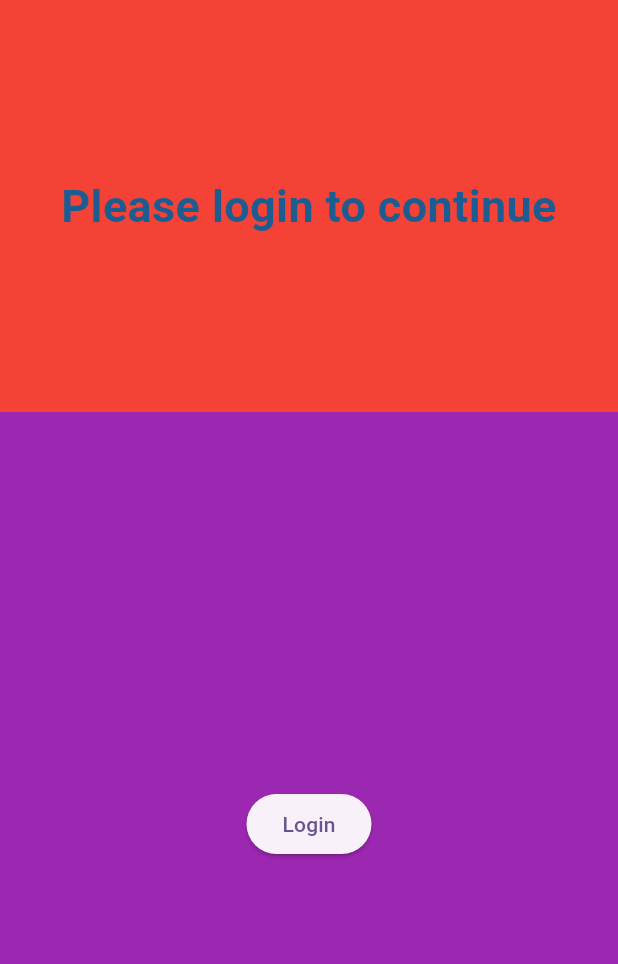
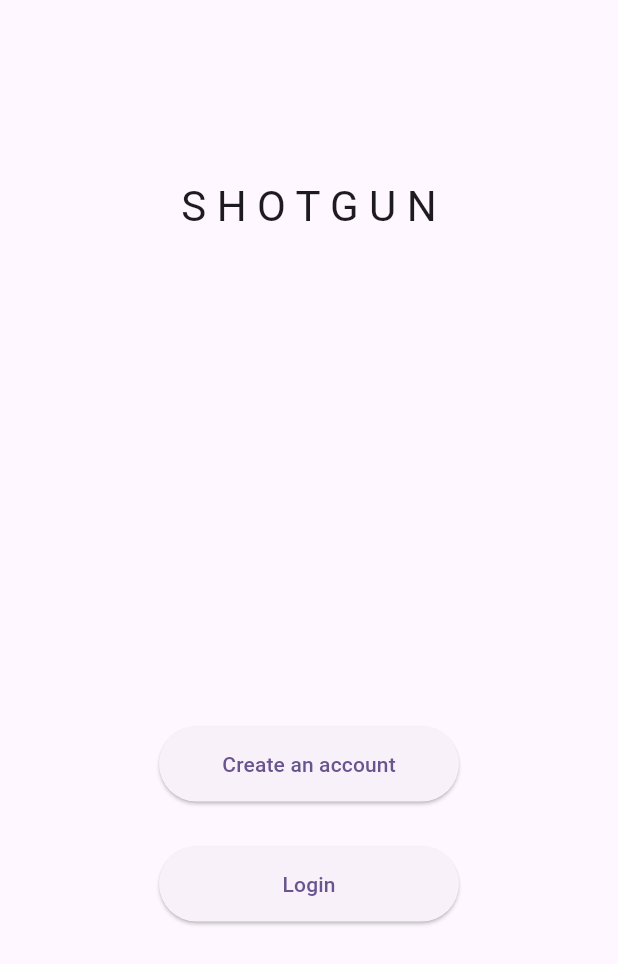
Before and after one commit to jschaeken/shotgun, a Flutter app: the screen it shows after launch, on a phone screen of 412 x 824 dp. Shown: the top 964 px of the screen. Run offline on Flutter 3.47's test engine with Material 3 defaults, Android fonts, the phone set to English and light mode, and no system bars; our stand-ins replace bloc, flutter_animate, flutter_bloc.

Commit message:
Using bloc for state management

```diff
--- a/lib/domain/models/utils/constants.dart
+++ b/lib/domain/models/utils/constants.dart
@@ -2,5 +2,6 @@ import 'package:flutter/material.dart';
 
 class Constants {
   static BorderRadius borderRadius = BorderRadius.circular(20);
-  static EdgeInsets padding = const EdgeInsets.all(8);
+  static EdgeInsets padding = const EdgeInsets.all(12);
+  static double buttonLength = 200;
 }
--- a/lib/main.dart
+++ b/lib/main.dart
@@ -1,6 +1,11 @@
 import 'package:flutter/material.dart';
+import 'package:flutter_bloc/flutter_bloc.dart';
+import 'package:shotgun/presentation/screens/auth.dart';
+import 'package:shotgun/presentation/screens/create_account_screen.dart';
+import 'package:shotgun/presentation/screens/initial_screen.dart';
 import 'package:shotgun/presentation/screens/login_screen.dart';
 import 'package:shotgun/presentation/screens/role_screen.dart';
+import 'package:shotgun/presentation/state_managment/bloc/auth_bloc.dart';
 
 void main() {
   runApp(const MyApp());
@@ -12,7 +17,9 @@ class MyApp extends StatelessWidget {
   // This widget is the root of your application.
   @override
   Widget build(BuildContext context) {
-    return MaterialApp(
+    return BlocProvider(
+      create: (context) => AuthBloc(),
+      child: MaterialApp(
         title: 'Flutter Demo',
         debugShowCheckedModeBanner: false,
         theme: ThemeData(
@@ -20,7 +27,14 @@ class MyApp extends StatelessWidget {
           actionIconTheme: null,
           useMaterial3: true,
         ),
-      home: const LoginScreen(),
+        home: const Auth(),
+        // Login, create account, and role selection screens
+        routes: {
+          '/initial': (context) => const InitialScreen(),
+          '/login': (context) => const LoginScreen(),
+          '/create_account': (context) => const CreateAccountScreen(),
+        },
+      ),
     );
   }
 }
--- /dev/null
+++ b/lib/presentation/components/general_widgets.dart
@@ -0,0 +1,28 @@
+import 'package:flutter/material.dart';
+import 'package:shotgun/domain/models/utils/constants.dart';
+
+class Button extends StatelessWidget {
+  final String text;
+  final VoidCallback onPressed;
+
+  const Button(
+    this.text, {
+    super.key,
+    required this.onPressed,
+  });
+
+  @override
+  Widget build(BuildContext context) {
+    return ElevatedButton(
+      onPressed: () {
+        onPressed();
+      },
+      style: ButtonStyle(
+        minimumSize: MaterialStateProperty.all(
+          Size(Constants.buttonLength, 50),
+        ),
+      ),
+      child: Text(text),
+    );
+  }
+}
--- /dev/null
+++ b/lib/presentation/screens/auth.dart
@@ -0,0 +1,42 @@
+import 'dart:developer';
+
+import 'package:flutter/material.dart';
+import 'package:flutter_bloc/flutter_bloc.dart';
+import 'package:shotgun/presentation/screens/initial_screen.dart';
+import 'package:shotgun/presentation/screens/role_screen.dart';
+import 'package:shotgun/presentation/state_managment/bloc/auth_bloc.dart';
+
+class Auth extends StatelessWidget {
+  const Auth({super.key});
+
+  @override
+  Widget build(BuildContext context) {
+    return BlocBuilder<AuthBloc, AuthState>(
+      builder: (context, state) {
+        log('Auth state: ${state.runtimeType}');
+        switch (state.runtimeType) {
+          case const (AuthUnauthenticated):
+            return const InitialScreen();
+          case const (AuthInitial):
+            return const InitialScreen();
+          case const (AuthLoading):
+            return const Scaffold(
+              body: Center(
+                child: CircularProgressIndicator(),
+              ),
+            );
+          case const (AuthSuccess):
+            return const RoleScreen();
+          case const (AuthFailure):
+            return Scaffold(
+              appBar: AppBar(
+                automaticallyImplyLeading: true,
+              ),
+            );
+          default:
+            return const SizedBox();
+        }
+      },
+    );
+  }
+}
--- /dev/null
+++ b/lib/presentation/screens/initial_screen.dart
@@ -0,0 +1,100 @@
+import 'package:flutter/material.dart';
+import 'package:shotgun/presentation/components/general_widgets.dart';
+import 'package:shotgun/presentation/screens/create_account_screen.dart';
+import 'package:shotgun/presentation/screens/login_screen.dart';
+
+class InitialScreen extends StatelessWidget {
+  const InitialScreen({super.key});
+
+  @override
+  Widget build(BuildContext context) {
+    // void navToLogin() {
+    //   Navigator.pushNamed(context, 'initial/login');
+    // }
+
+    // void navToCreateAccount() {
+    //   Navigator.pushNamed(context, 'initial/create_account');
+    // }
+
+    return Navigator(
+      initialRoute: 'initial',
+      onGenerateRoute: (settings) {
+        WidgetBuilder builder;
+        switch (settings.name) {
+          case 'initial/login':
+            builder = (_) => const LoginScreen();
+          case 'initial/create_account':
+            builder = (_) => const CreateAccountScreen();
+          default:
+            builder = (context) => InitialScreenWidget(
+                  navToLogin: () =>
+                      Navigator.pushNamed(context, 'initial/login'),
+                  navToCreateAccount: () =>
+                      Navigator.pushNamed(context, 'initial/create_account'),
+                );
+        }
+        return MaterialPageRoute(builder: builder, settings: settings);
+      },
+    );
+  }
+}
+
+class InitialScreenWidget extends StatelessWidget {
+  final VoidCallback navToLogin;
+  final VoidCallback navToCreateAccount;
+
+  const InitialScreenWidget({
+    super.key,
+    required this.navToLogin,
+    required this.navToCreateAccount,
+  });
+
+  @override
+  Widget build(BuildContext context) {
+    return Scaffold(
+      body: Column(
+        crossAxisAlignment: CrossAxisAlignment.center,
+        mainAxisSize: MainAxisSize.max,
+        children: [
+          // logim title
+
+          Flexible(
+            flex: 1,
+            child: Center(
+              child: Text(
+                "S H O T G U N",
+                textAlign: TextAlign.center,
+                style: Theme.of(context).textTheme.headlineMedium,
+              ),
+            ),
+          ),
+
+          //
+
+          // login button
+          Flexible(
+            flex: 2,
+            child: Center(
+              child: Column(
+                mainAxisAlignment: MainAxisAlignment.center,
+                children: [
+                  Button(
+                    'Create an account',
+                    onPressed: navToCreateAccount,
+                  ),
+                  const SizedBox(
+                    height: 30,
+                  ),
+                  Button(
+                    "Login",
+                    onPressed: navToLogin,
+                  ),
+                ],
+              ),
+            ),
+          ),
+        ],
+      ),
+    );
+  }
+}
--- /dev/null
+++ b/lib/presentation/state_managment/bloc/auth_event.dart
@@ -0,0 +1,22 @@
+part of 'auth_bloc.dart';
+
+@immutable
+sealed class AuthEvent {}
+
+final class GetAuthStatus extends AuthEvent {}
+
+final class LoginStarted extends AuthEvent {
+  final String email;
+  final String password;
+
+  LoginStarted(this.email, this.password);
+}
+
+final class CreateAccountStarted extends AuthEvent {
+  final String email;
+  final String password;
+
+  CreateAccountStarted(this.email, this.password);
+}
+
+final class LogoutStarted extends AuthEvent {}
--- /dev/null
+++ b/lib/presentation/state_managment/bloc/auth_state.dart
@@ -0,0 +1,22 @@
+part of 'auth_bloc.dart';
+
+@immutable
+sealed class AuthState {}
+
+final class AuthInitial extends AuthState {}
+
+final class AuthLoading extends AuthState {}
+
+final class AuthUnauthenticated extends AuthState {}
+
+final class AuthSuccess extends AuthState {
+  final User user;
+
+  AuthSuccess(this.user);
+}
+
+final class AuthFailure extends AuthState {
+  final String message;
+
+  AuthFailure(this.message);
+}
```
Also changed, not shown: lib/domain/data/get_auth_status.dart (added, +11 -0 lines), lib/domain/repositories/auth_repo.dart (added, +41 -0 lines), lib/presentation/screens/create_account_screen.dart (added, +15 -0 lines), lib/presentation/screens/login_screen.dart (+81 -43 lines), lib/presentation/screens/role_screen.dart (+25 -13 lines), lib/presentation/state_managment/bloc/auth_bloc.dart (added, +49 -0 lines), assets/images/shotgun_logo.webp (added). Lines whose indentation alone changed are shown as unchanged.
